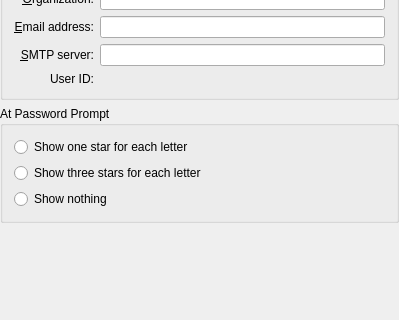
First picture: the form in kdepasswd/kcm/main_widget.ui, repository KDE/konqueror, before the edit; both pictures show x 0 to 399 and y 151 to 471 of the 399 by 557 pixel window.
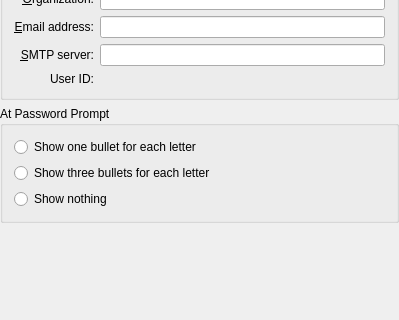
Second picture: the form after the edit. Custom widgets are drawn as their Qt base class.

Commit message: change wording, KDE uses now bullets in password dialogs BUG:184872

The edit to the form file:
```diff
--- a/kdepasswd/kcm/main_widget.ui
+++ b/kdepasswd/kcm/main_widget.ui
@@ -245,14 +245,14 @@
       <item>
        <widget class="QRadioButton" name="rdbOneStar" >
         <property name="text" >
-         <string>Show one star for each letter</string>
+         <string>Show one bullet for each letter</string>
         </property>
        </widget>
       </item>
       <item>
        <widget class="QRadioButton" name="rdbThreeStars" >
         <property name="text" >
-         <string>Show three stars for each letter</string>
+         <string>Show three bullets for each letter</string>
         </property>
        </widget>
       </item>
```
